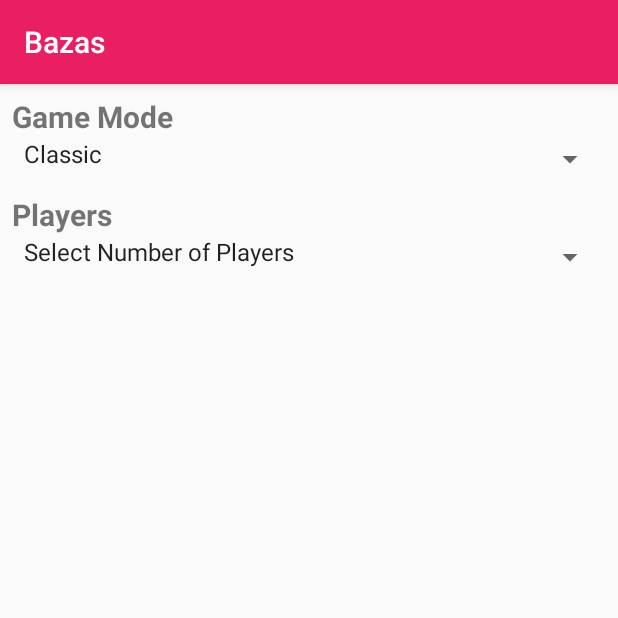
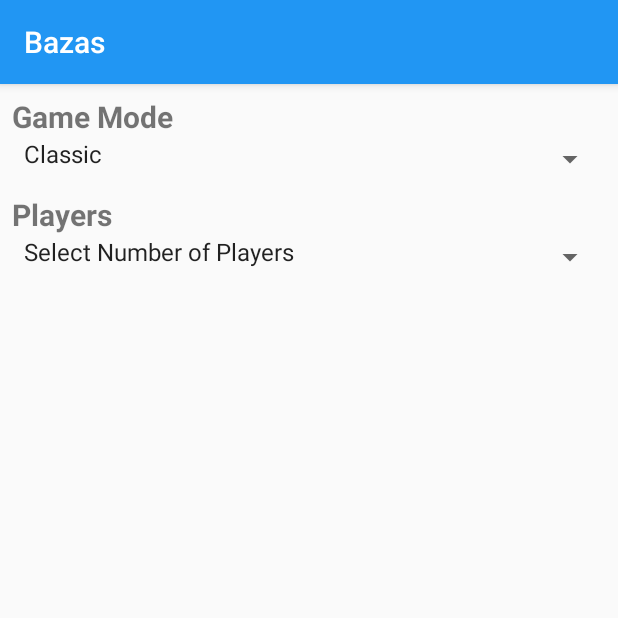
Before and after one commit to lucianodebortoli/Bazas, an Android app: the screen it shows after launch (MainActivity), on a phone screen of 412 x 824 dp, the top half of it. Run offline under Robolectric (Android 15) with nearby library versions, the phone set to English and light mode, and no system bars.

Commit message:
fix bugs

```diff
--- a/app/src/main/res/values/colors.xml
+++ b/app/src/main/res/values/colors.xml
@@ -1,8 +1,8 @@
 <?xml version="1.0" encoding="utf-8"?>
 <resources>
-    <color name="colorPrimary">#E91E63</color>
-    <color name="colorPrimaryDark">#9F1544</color>
-    <color name="colorAccent">#FFADC9</color>
+    <color name="colorPrimary">#2196F3</color>
+    <color name="colorPrimaryDark">#1B6EAF</color>
+    <color name="colorAccent">#87BAE3</color>
     <color name="colorIdle">#DADADA</color>
     <color name="colorWhite">#FFFFFF</color>
     <color name="colorBlack">#3E3E3E</color>
```
Also changed, not shown: app/src/main/java/org/luciano/bazas/MainActivity.kt (+13 -10 lines).
